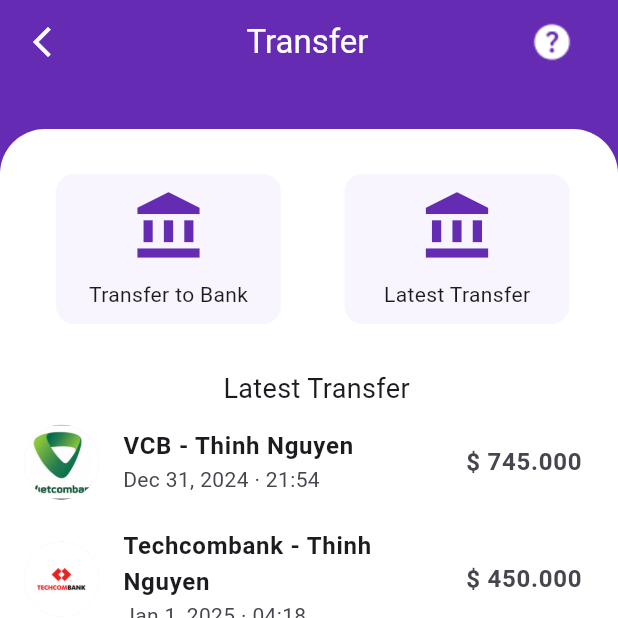
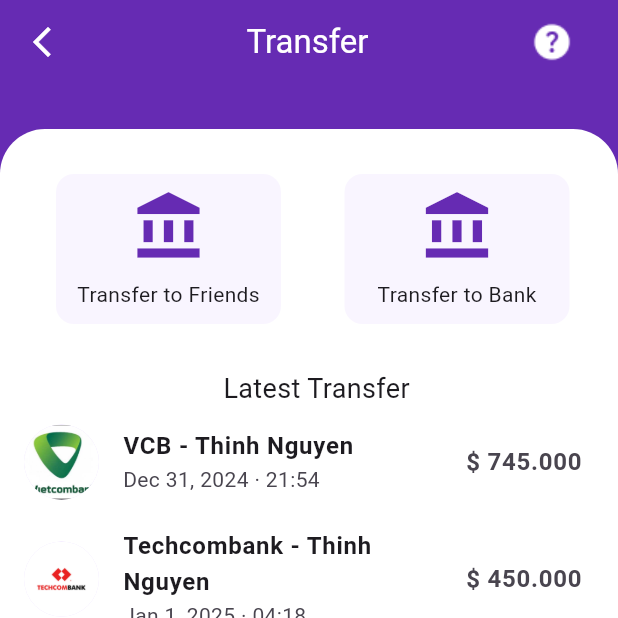
Before and after one commit to fanta1ty/flutter_e_wallet_app, a Flutter app: the TransferPage screen opened directly, on a phone screen of 412 x 824 dp, the top half of it. Run offline on Flutter 3.47's test engine with Material 3 defaults, Android fonts, the phone set to English and light mode, and no system bars; our stand-ins replace bloc, firebase_auth, firebase_core, flutter_bloc, google_fonts; accounts and stored records are empty.

Commit message:
Update transfer.dart

```diff
--- a/e_wallet/lib/screen/transfer/transfer.dart
+++ b/e_wallet/lib/screen/transfer/transfer.dart
@@ -125,7 +125,7 @@ class TransferPage extends StatelessWidget {
                                     height: 10,
                                   ),
                                   Text(
-                                    'Transfer to Bank',
+                                    'Transfer to Friends',
                                   )
                                 ],
                               ),
@@ -160,7 +160,7 @@ class TransferPage extends StatelessWidget {
                                     height: 10,
                                   ),
                                   Text(
-                                    'Latest Transfer',
+                                    'Transfer to Bank',
                                   )
                                 ],
                               ),
```
